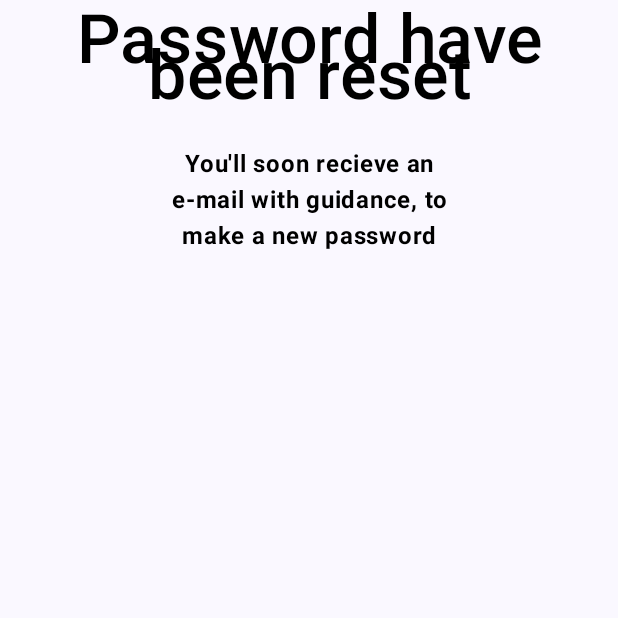
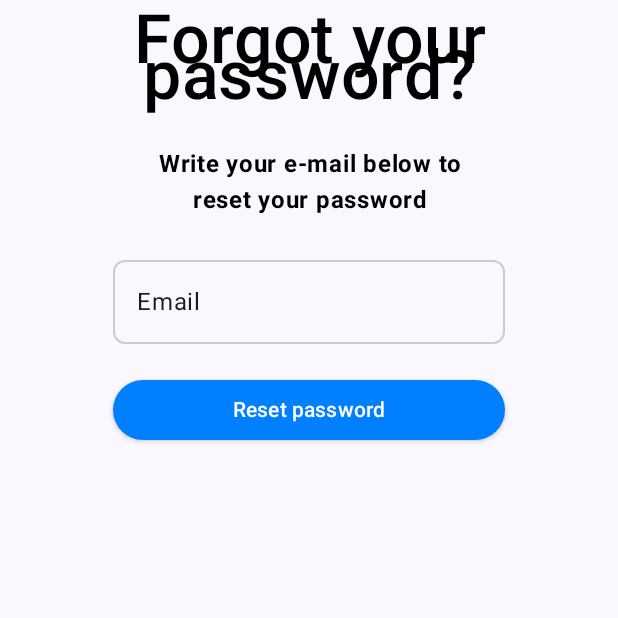
Before and after one commit to steveng85/AppDevelopment, an Android app built with Jetpack Compose: the ForgotPasswordScreen screen opened through its navigation route, on a phone screen of 412 x 824 dp, the top half of it. Run offline under Robolectric (Android 15) with nearby library versions, the phone set to English and light mode, and no system bars.

Commit message:
Changed project structure

```diff
--- /dev/null
+++ b/app/src/main/java/com/example/appdevelopment/ui/components/DefaultButton.kt
@@ -0,0 +1,35 @@
+package com.example.appdevelopment.ui.components
+
+import androidx.compose.foundation.layout.fillMaxWidth
+import androidx.compose.foundation.shape.RoundedCornerShape
+import androidx.compose.material3.Button
+import androidx.compose.material3.ButtonDefaults
+import androidx.compose.material3.Text
+import androidx.compose.runtime.Composable
+import androidx.compose.ui.Modifier
+import androidx.compose.ui.graphics.Color
+import androidx.compose.ui.unit.dp
+
+@Composable
+fun DefaultButton(onClick: String, text: String, contentColor: Color, containerColor: Color){
+    Button(
+        onClick = { /*TODO*/ },
+        shape = RoundedCornerShape(40.dp),
+        modifier = Modifier
+            .fillMaxWidth(),
+        //.shadow(1.dp, RoundedCornerShape(10.dp), true),
+        elevation = ButtonDefaults.elevatedButtonElevation(
+            defaultElevation = 2.dp,
+            pressedElevation = 8.dp,
+            disabledElevation = 4.dp,
+            hoveredElevation = 4.dp,
+            focusedElevation = 0.dp
+        ),
+        colors = ButtonDefaults.buttonColors(
+            contentColor = contentColor,
+            containerColor = containerColor
+        )
+    ) {
+        Text(text = text)
+    }
+}
--- /dev/null
+++ b/app/src/main/java/com/example/appdevelopment/ui/components/DefaultFieldBox.kt
@@ -0,0 +1,38 @@
+package com.example.appdevelopment.ui.components
+
+import androidx.compose.foundation.shape.RoundedCornerShape
+import androidx.compose.material.OutlinedTextField
+import androidx.compose.material.TextFieldDefaults
+import androidx.compose.material3.Text
+import androidx.compose.runtime.*
+import androidx.compose.runtime.saveable.rememberSaveable
+import androidx.compose.ui.graphics.Color
+import androidx.compose.ui.text.TextRange
+import androidx.compose.ui.text.input.PasswordVisualTransformation
+import androidx.compose.ui.text.input.TextFieldValue
+import androidx.compose.ui.text.input.VisualTransformation
+import androidx.compose.ui.unit.dp
+
+@Composable
+fun DefaultFieldBox(focusedColor: Color, unfocusedColor: Color, label: String, password: Boolean){
+
+    var text by rememberSaveable(stateSaver = TextFieldValue.Saver) {
+        mutableStateOf(TextFieldValue("", TextRange(0, 7)))
+    }
+    var passwordVisible by remember { mutableStateOf(password) }
+
+    OutlinedTextField(
+        value = text,
+        onValueChange = {text = it},
+        label = { Text(label) },
+        shape = RoundedCornerShape(8.dp),
+        colors = TextFieldDefaults.outlinedTextFieldColors(
+            focusedBorderColor = focusedColor,
+            unfocusedBorderColor = unfocusedColor,
+            focusedLabelColor = focusedColor,
+            unfocusedLabelColor = unfocusedColor
+        ),
+        visualTransformation = if (!passwordVisible) VisualTransformation.None else PasswordVisualTransformation()
+    )
+
+}
--- a/app/src/main/java/com/example/appdevelopment/ui/screens/CreateAccountScreen.kt
+++ b/app/src/main/java/com/example/appdevelopment/ui/screens/createAccountView/CreateAccountScreen.kt
@@ -16,6 +16,8 @@ import androidx.compose.ui.unit.dp
 import androidx.navigation.NavController
 import androidx.navigation.compose.rememberNavController
 import com.example.appdevelopment.navigation.Screen
+import com.example.appdevelopment.ui.components.DefaultFieldBox
+import com.example.appdevelopment.ui.components.LoginButton
 
 @Composable
 fun CreateAccountScreen(
@@ -60,7 +62,7 @@ fun CreateAccountScreen(
                 EmailBox()
                 PasswordBox()
                 ConfirmPassword()
-                LoginButton()
+                LoginButton("")
             }
         }
     }
--- a/app/src/main/java/com/example/appdevelopment/ui/screens/ForgotPasswordScreen.kt
+++ b/app/src/main/java/com/example/appdevelopment/ui/screens/forgotPasswordView/ForgotPasswordScreen.kt
@@ -16,6 +16,8 @@ import androidx.compose.ui.unit.dp
 import androidx.navigation.NavController
 import androidx.navigation.compose.rememberNavController
 import com.example.appdevelopment.navigation.Screen
+import com.example.appdevelopment.ui.components.DefaultButton
+import com.example.appdevelopment.ui.components.LoginButton
 
 @Composable
 fun ForgotPasswordScreen(
@@ -33,7 +35,7 @@ fun ForgotPasswordScreen(
                     navController.navigate(route = Screen.Welcome.route)
                 },
 
-                text = "Password have been reset",
+                text = "Forgot your password?",
 
                 color = Color.Black,
                 fontSize = MaterialTheme.typography.displayMedium.fontSize,
@@ -44,11 +46,24 @@ fun ForgotPasswordScreen(
             Text(
                 modifier = Modifier.padding(start = 100.dp, end = 100.dp),
 
-                text = "You'll soon recieve an e-mail with guidance, to make a new password",
+                text = "Write your e-mail below to reset your password",
                 color = Color.Black,
                 fontWeight = FontWeight.Bold,
                 textAlign = TextAlign.Center
             )
+            Column(
+                modifier = Modifier
+                    .padding(
+                        start = 75.dp,
+                        end = 75.dp
+                    )
+                    .fillMaxHeight(),
+                horizontalAlignment = Alignment.CenterHorizontally,
+                verticalArrangement = Arrangement.spacedBy(20.dp)
+            ) {
+                EmailBox()
+                ResetPasswordButton()
+            }
         }
     }
 }
@@ -58,3 +73,13 @@ fun ForgotPasswordScreen(
 fun ForgotPasswordScreenPreview() {
     ForgotPasswordScreen(navController = rememberNavController())
 }
+
+@Composable
+fun ResetPasswordButton(){
+    DefaultButton(
+        onClick = "",
+        text = "Reset password",
+        contentColor = Color.White,
+        containerColor = Color(0xFF007FFF)
+    )
+}
--- a/app/src/main/java/com/example/appdevelopment/ui/screens/LoginViewModel.kt
+++ b/app/src/main/java/com/example/appdevelopment/ui/screens/loginView/LoginViewModel.kt
@@ -1,4 +1,4 @@
-package com.example.appdevelopment.ui.screens
+package com.example.appdevelopment.ui.screens.loginView
 
 import androidx.lifecycle.ViewModel
 import kotlinx.coroutines.flow.MutableStateFlow
```
Also changed, not shown: app/src/main/java/com/example/appdevelopment/ui/components/LoginButton.kt (added, +14 -0 lines), app/src/main/java/com/example/appdevelopment/ui/screens/PasswordResetScreen.kt (deleted, +0 -41 lines), app/src/main/java/com/example/appdevelopment/ui/screens/loginView/LoginScreen.kt (renamed from app/src/main/java/com/example/appdevelopment/ui/screens/LoginScreen.kt, +4 -63 lines), app/src/main/java/com/example/appdevelopment/ui/screens/passwordResetView/PasswordResetScreen.kt (added, +60 -0 lines), app/src/main/java/com/example/appdevelopment/ui/screens/splashView/SplashScreen.kt (renamed from app/src/main/java/com/example/appdevelopment/ui/screens/SplashScreen.kt), app/src/main/java/com/example/appdevelopment/ui/screens/welcomeView/WelcomeScreen.kt (renamed from app/src/main/java/com/example/appdevelopment/ui/screens/WelcomeScreen.kt).
